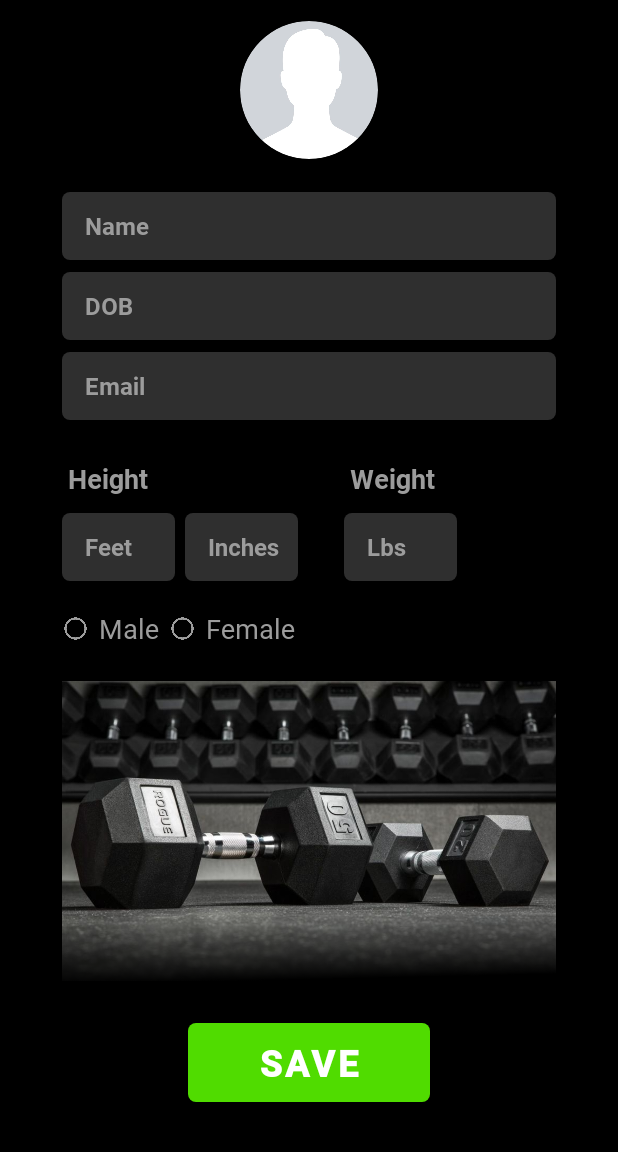
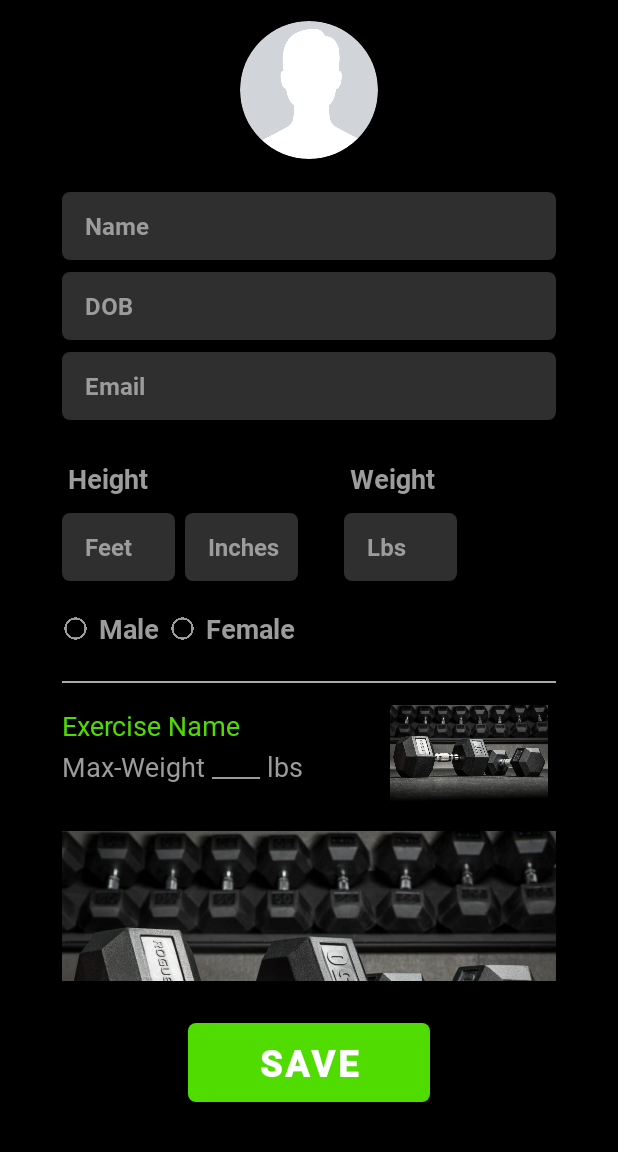
Before and after one commit to rahula00/LiftLog, an Android app: the screen it shows after launch (Profile), on a phone screen of 412 x 824 dp, the part 84-1236 px from its top. Run offline under Robolectric (Android 15) with nearby library versions, the phone set to English and light mode, and no system bars; our stand-ins replace CircleImageView.

Commit message:
Update activity_profile.xml

```diff
--- a/app/src/main/res/layout/activity_profile.xml
+++ b/app/src/main/res/layout/activity_profile.xml
@@ -239,6 +239,7 @@
             android:layout_marginTop="8dp"
             android:ems="10"
             android:inputType="textPersonName"
+            android:fontFamily="@font/roboto_bold"
             android:text="Male"
             android:textColor="@color/std_text_color"
             app:layout_constraintEnd_toEndOf="parent"
@@ -257,6 +258,8 @@
             android:layout_marginTop="8dp"
             android:ems="10"
             android:inputType="textPersonName"
+            android:fontFamily="@font/roboto_bold"
+
             android:text="Female"
             android:textColor="@color/std_text_color"
             app:layout_constraintEnd_toEndOf="parent"
@@ -294,6 +297,69 @@
             android:layout_width="match_parent"
             android:layout_height="match_parent"
             android:orientation="vertical">
+
+
+
+            <androidx.constraintlayout.widget.ConstraintLayout
+                android:layout_width="match_parent"
+                android:layout_height="100dp"
+                android:background="#000000">
+                <View
+                    android:layout_width="match_parent"
+                    android:layout_height="1dp"
+                    android:background="@android:color/darker_gray"
+                    app:layout_constraintStart_toStartOf="parent"
+                    app:layout_constraintTop_toTopOf="parent"
+                />
+                <EditText
+                    android:id="@+id/exerciseName"
+                    android:clickable="false"
+                    android:focusable="false"
+                    android:focusableInTouchMode="false"
+                    android:cursorVisible="false"
+                    android:layout_width="150dp"
+                    android:layout_height="wrap_content"
+                    android:layout_marginTop="16dp"
+                    android:ems="10"
+                    android:inputType="textPersonName"
+                    android:padding="0dp"
+                    android:text="Exercise Name"
+                    android:textColor="@color/green_af"
+                    app:layout_constraintEnd_toEndOf="parent"
+                    app:layout_constraintHorizontal_bias="0.0"
+                    app:layout_constraintStart_toStartOf="parent"
+                    app:layout_constraintTop_toTopOf="parent" />
+
+                <EditText
+                    android:id="@+id/maxWeight"
+                    android:clickable="false"
+                    android:focusable="false"
+                    android:focusableInTouchMode="false"
+                    android:cursorVisible="false"
+                    android:layout_width="200dp"
+                    android:layout_height="wrap_content"
+                    android:ems="10"
+                    android:inputType="textPersonName"
+                    android:padding="0dp"
+                    android:text="Max-Weight ____ lbs"
+                    android:textColor="@color/std_text_color"
+                    app:layout_constraintEnd_toEndOf="parent"
+                    app:layout_constraintHorizontal_bias="0.0"
+                    app:layout_constraintStart_toStartOf="parent"
+                    app:layout_constraintTop_toBottomOf="@+id/exerciseName" />
+
+                <ImageView
+                    android:id="@+id/imageView11"
+                    android:layout_width="116dp"
+                    android:layout_height="66dp"
+                    android:layout_marginTop="16dp"
+                    android:adjustViewBounds="true"
+                    app:layout_constraintEnd_toEndOf="parent"
+                    app:layout_constraintTop_toTopOf="parent"
+                    app:srcCompat="@drawable/dumbbell_gradient_2" />
+
+            </androidx.constraintlayout.widget.ConstraintLayout>
+
 
             <ImageView
                 android:id="@+id/imageView7"
```
